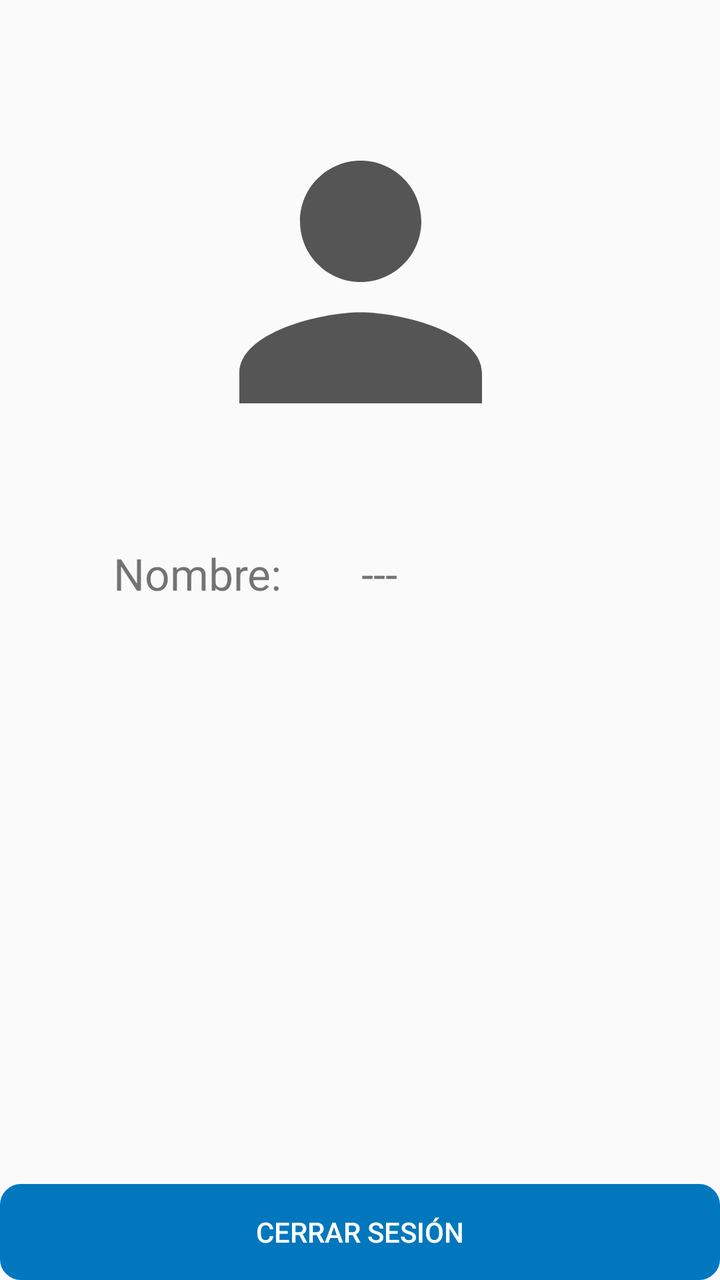
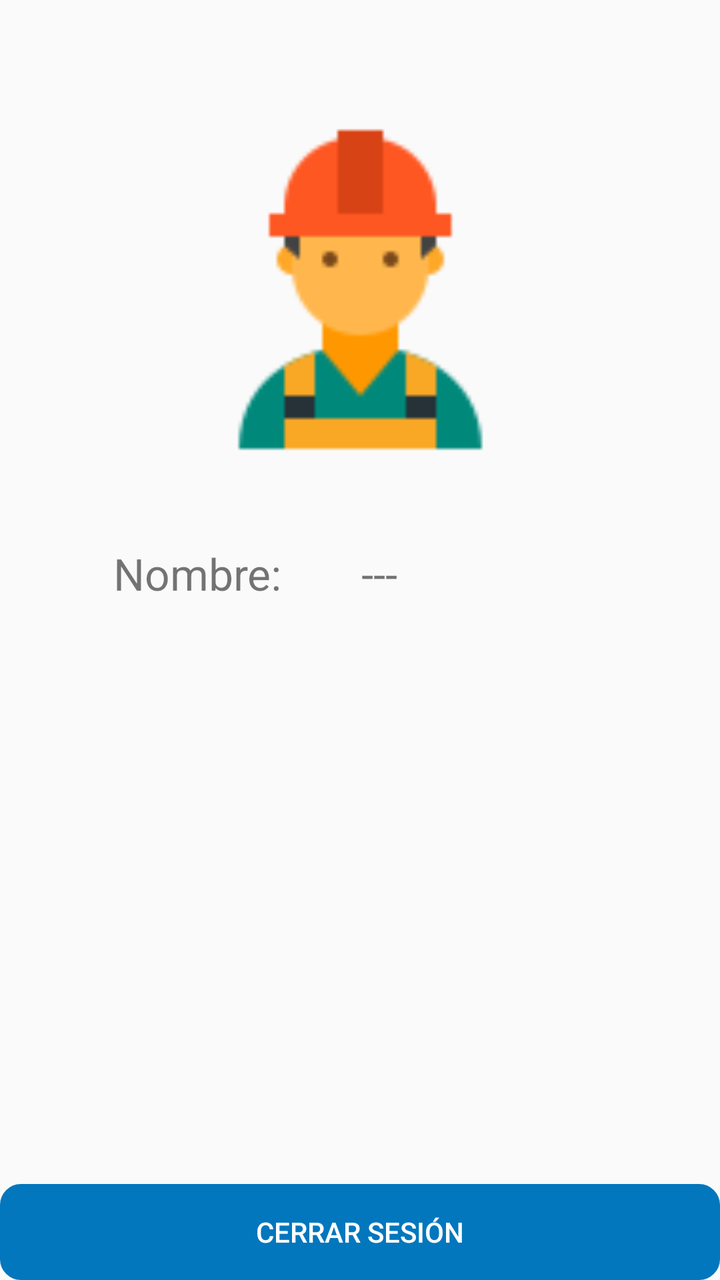

Two renders of the same Android screen: before a commit and after it. Below are the layout's source before the change and the commit's diff.
<!-- AndroidManifest.xml: application theme AppTheme -->
<!-- res/layout/content_configuracion.xml -->
<?xml version="1.0" encoding="utf-8"?>
<android.support.constraint.ConstraintLayout xmlns:android="http://schemas.android.com/apk/res/android"
    xmlns:app="http://schemas.android.com/apk/res-auto"
    xmlns:tools="http://schemas.android.com/tools"
    android:layout_width="match_parent"
    android:layout_height="match_parent"
    >

    

    <ImageView
        android:id="@+id/imageView3"
        android:layout_width="285dp"
        android:layout_height="182dp"
        android:layout_marginTop="50dp"
        android:src="@drawable/ic_person_black_24dp"
        app:layout_constraintEnd_toEndOf="parent"
        app:layout_constraintStart_toStartOf="parent"
        app:layout_constraintTop_toTopOf="parent" />

    <Button
        android:id="@+id/btnCerrarSesion"
        android:layout_width="0dp"
        android:layout_height="wrap_content"
        android:background="@drawable/boton"
        android:backgroundTint="@color/colorPrimary"
        android:text="@string/cerrarSesion"
        android:textColor="#fff"
        app:layout_constraintBottom_toBottomOf="parent"
        app:layout_constraintEnd_toEndOf="parent"
        app:layout_constraintHorizontal_bias="0.0"
        app:layout_constraintStart_toStartOf="parent" />

    <TextView
        android:id="@+id/nombreTecnico"
        android:layout_width="0dp"
        android:layout_height="wrap_content"
        android:layout_marginStart="24dp"
        android:layout_marginEnd="8dp"
        android:text="---"
        android:textSize="22sp"
        app:layout_constraintBottom_toBottomOf="@+id/textView17"
        app:layout_constraintEnd_toEndOf="parent"
        app:layout_constraintStart_toEndOf="@+id/textView17"
        app:layout_constraintTop_toTopOf="@+id/textView17"
        app:layout_constraintVertical_bias="0.0" />

    <TextView
        android:id="@+id/textView17"
        android:layout_width="100dp"
        android:layout_height="wrap_content"
        android:layout_marginStart="8dp"
        android:layout_marginTop="40dp"
        android:layout_marginEnd="8dp"
        android:text="@string/nombre"
        android:textSize="22sp"
        app:layout_constraintEnd_toEndOf="parent"
        app:layout_constraintHorizontal_bias="0.199"
        app:layout_constraintStart_toStartOf="parent"
        app:layout_constraintTop_toBottomOf="@+id/imageView3" />

</android.support.constraint.ConstraintLayout>
<!-- resources referenced by this layout -->
<resources>
  <color name="colorPrimary">#0277BD</color>
  <!-- drawable boton (drawable) -->
  <?xml version="1.0" encoding="utf-8"?>
      <shape xmlns:android="http://schemas.android.com/apk/res/android" android:shape="rectangle">
          <stroke  android:width="1dp"/>
          <corners android:radius="10dp"/>
  
  
      </shape>
  <!-- drawable ic_person_black_24dp (drawable) -->
  <vector android:height="24dp" android:tint="#555555"
      android:viewportHeight="24.0" android:viewportWidth="24.0"
      android:width="24dp" xmlns:android="http://schemas.android.com/apk/res/android">
      <path android:fillColor="#FF000000" android:pathData="M12,12c2.21,0 4,-1.79 4,-4s-1.79,-4 -4,-4 -4,1.79 -4,4 1.79,4 4,4zM12,14c-2.67,0 -8,1.34 -8,4v2h16v-2c0,-2.66 -5.33,-4 -8,-4z"/>
  </vector>
  <string name="cerrarSesion">Cerrar sesión</string>
  <string name="nombre">Nombre:</string>
  <style name="AppTheme" parent="Theme.AppCompat.Light.DarkActionBar">
          
          <item name="colorPrimary">@color/colorPrimary</item>
          <item name="colorPrimaryDark">@color/colorPrimaryDark</item>
          <item name="colorAccent">@color/colorAccent</item>
          <item name="android:colorForeground">@android:color/background_dark</item>
      </style>
  <color name="colorPrimaryDark">#004C8C</color>
  <color name="colorAccent">#0000FF</color>
</resources>

<!-- the commit's change to res/layout/content_configuracion.xml (unified diff, before → after) -->
@@ -13,7 +13,7 @@
         android:layout_width="285dp"
         android:layout_height="182dp"
         android:layout_marginTop="50dp"
-        android:src="@drawable/ic_person_black_24dp"
+        android:src="@drawable/tecnicoicon"
         app:layout_constraintEnd_toEndOf="parent"
         app:layout_constraintStart_toStartOf="parent"
         app:layout_constraintTop_toTopOf="parent" />
<!-- resource entries referenced after the edit -->
@@ -9,12 +9,7 @@
   
   
       </shape>
-  <!-- drawable ic_person_black_24dp (drawable) -->
-  <vector android:height="24dp" android:tint="#555555"
-      android:viewportHeight="24.0" android:viewportWidth="24.0"
-      android:width="24dp" xmlns:android="http://schemas.android.com/apk/res/android">
-      <path android:fillColor="#FF000000" android:pathData="M12,12c2.21,0 4,-1.79 4,-4s-1.79,-4 -4,-4 -4,1.79 -4,4 1.79,4 4,4zM12,14c-2.67,0 -8,1.34 -8,4v2h16v-2c0,-2.66 -5.33,-4 -8,-4z"/>
-  </vector>
+  <!-- drawable tecnicoicon: png bitmap (drawable, 2095 bytes) -->
   <string name="cerrarSesion">Cerrar sesión</string>
   <string name="nombre">Nombre:</string>
   <style name="AppTheme" parent="Theme.AppCompat.Light.DarkActionBar">
